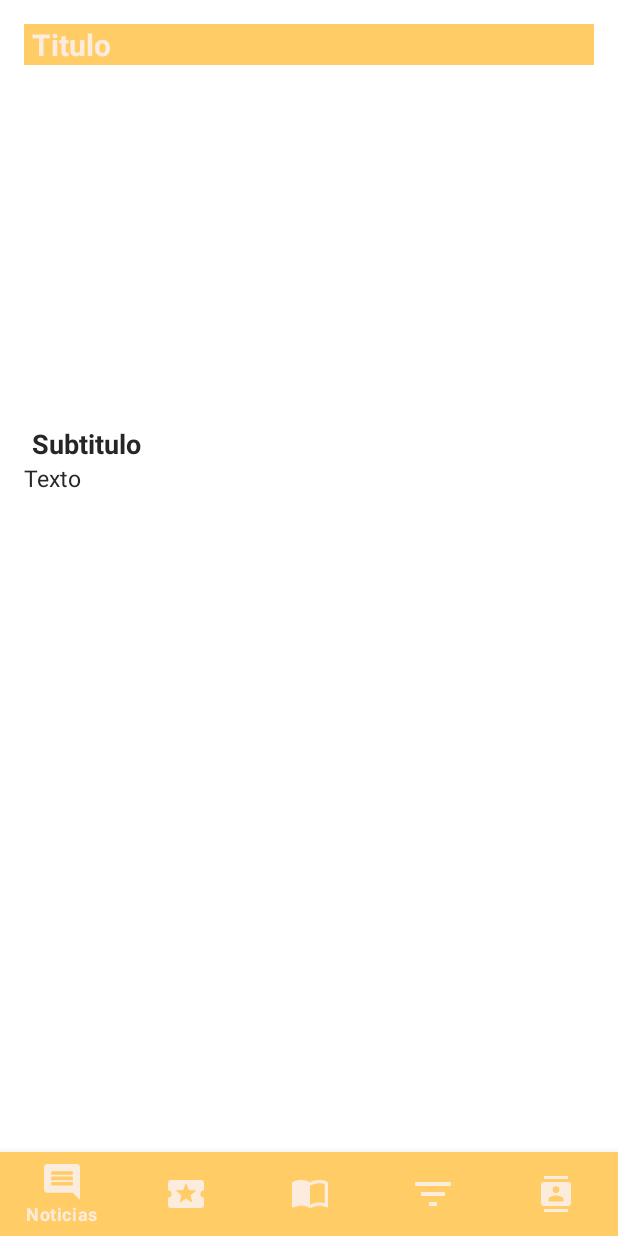
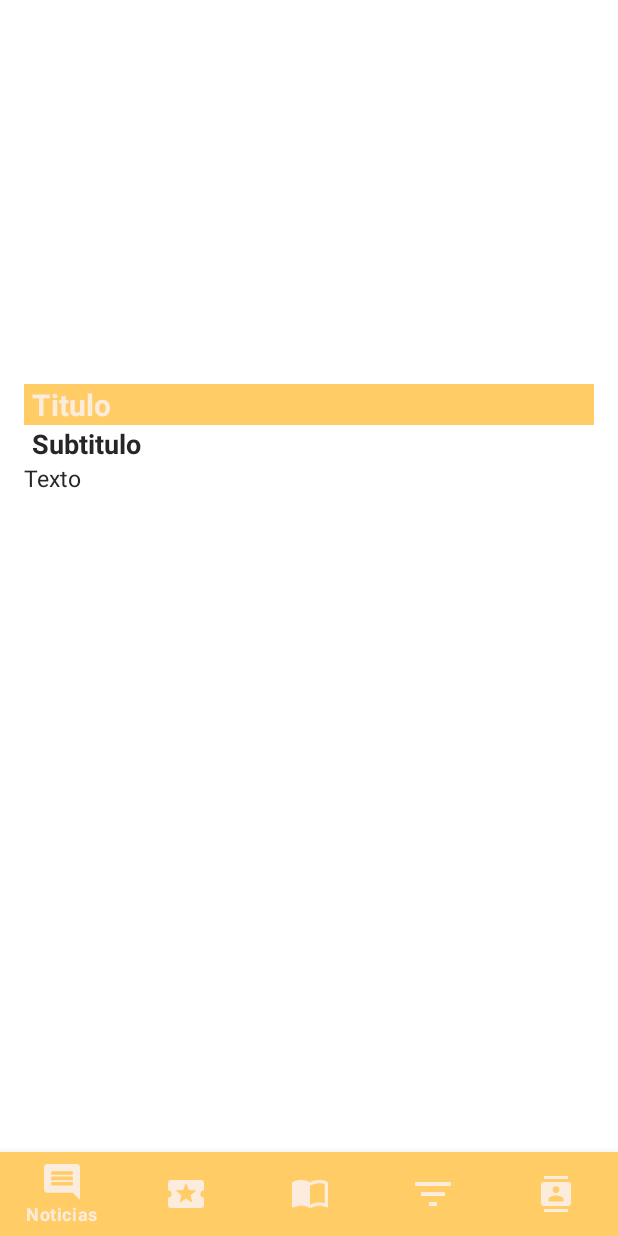
Before and after one commit to lmonterogarcia/BestipesCook-Android, an Android app: the fragment Noticia_detalle placed in its activity, on a phone screen of 412 x 824 dp. Run offline under Robolectric (Android 15) with nearby library versions, the light colour scheme and no system bars; our stand-ins replace Picasso, Volley; network calls fail; pictures from the network do not load; 4 statements that could not run were skipped.

Commit message:
Se ha implementado un scrollLayout en el fragment noticias detalle. #28

```diff
--- a/Bestipescook/app/src/main/res/layout/fragment_noticia_detalle.xml
+++ b/Bestipescook/app/src/main/res/layout/fragment_noticia_detalle.xml
@@ -1,5 +1,5 @@
 <?xml version="1.0" encoding="utf-8"?>
-<LinearLayout xmlns:android="http://schemas.android.com/apk/res/android"
+<ScrollView xmlns:android="http://schemas.android.com/apk/res/android"
     xmlns:app="http://schemas.android.com/apk/res-auto"
     xmlns:tools="http://schemas.android.com/tools"
     android:layout_width="match_parent"
@@ -9,12 +9,10 @@
 
     tools:context=".view.noticias.Noticia_detalle">
 
-    <TextView
-        android:id="@+id/lblNoticiaDetalleTitulo"
-        style="@style/TextoTitulo"
+    <LinearLayout
         android:layout_width="match_parent"
         android:layout_height="wrap_content"
-        android:text="@string/noticia_titulo" />
+        android:orientation="vertical">
 
         <ImageView
             android:id="@+id/ivNoticiaDetalle"
@@ -22,6 +20,13 @@
             android:layout_height="240dp"
             android:scaleType="centerCrop"
             tools:src="@tools:sample/backgrounds/scenic" />
+
+        <TextView
+            android:id="@+id/lblNoticiaDetalleTitulo"
+            style="@style/TextoTitulo"
+            android:layout_width="match_parent"
+            android:layout_height="wrap_content"
+            android:text="@string/noticia_titulo" />
 
         <TextView
             android:id="@+id/lblNoticiaDetalleSubtitulo"
@@ -36,4 +41,7 @@
             android:layout_width="match_parent"
             android:layout_height="wrap_content"
             android:text="@string/noticia_texto" />
+
     </LinearLayout>
+
+</ScrollView>
```
Lines whose indentation alone changed are shown as unchanged.
